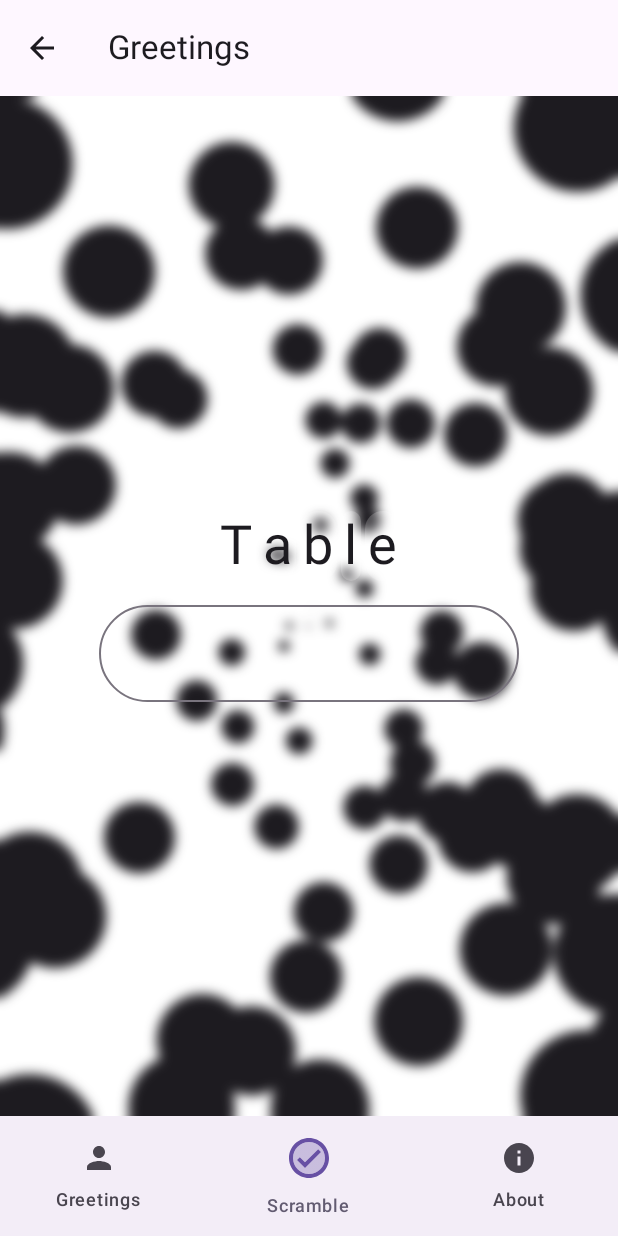
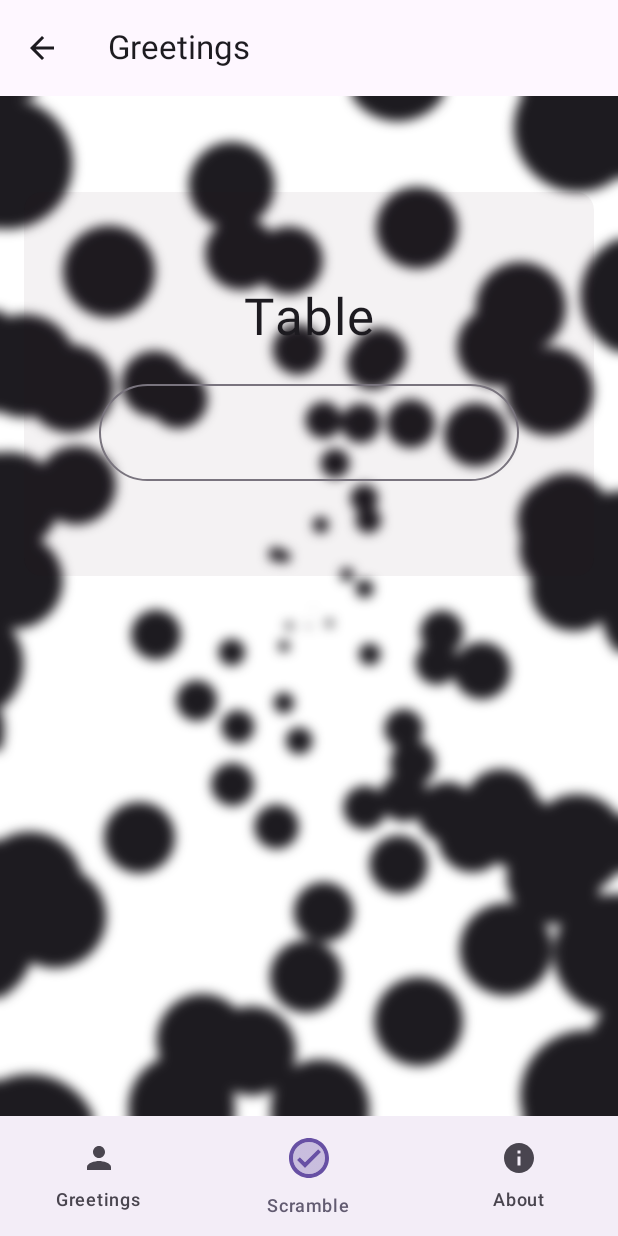
Before and after one commit to OlegQt/TestGl, an Android app built with Jetpack Compose: the screen it shows after launch (MainActivity), on a phone screen of 412 x 824 dp. Run offline under Robolectric (Android 15) with nearby library versions, the phone set to English and light mode, and no system bars.

Commit message:
Обновление кода экрана ScrambleGameScreen

```diff
--- a/app/src/main/java/com/testgl/presentation/screens/ScrambleGameScreen.kt
+++ b/app/src/main/java/com/testgl/presentation/screens/ScrambleGameScreen.kt
@@ -1,30 +1,29 @@
 package com.testgl.presentation.screens
 
 import android.content.res.Configuration
-import androidx.compose.animation.AnimatedVisibility
-import androidx.compose.foundation.background
-import androidx.compose.foundation.clickable
-import androidx.compose.foundation.layout.Box
+import androidx.compose.foundation.layout.Arrangement
 import androidx.compose.foundation.layout.Column
 import androidx.compose.foundation.layout.Row
 import androidx.compose.foundation.layout.fillMaxSize
+import androidx.compose.foundation.layout.fillMaxWidth
+import androidx.compose.foundation.layout.height
 import androidx.compose.foundation.layout.padding
 import androidx.compose.foundation.shape.RoundedCornerShape
 import androidx.compose.material3.Card
 import androidx.compose.material3.CardDefaults
 import androidx.compose.material3.MaterialTheme
 import androidx.compose.material3.OutlinedTextField
-import androidx.compose.material3.Text
 import androidx.compose.runtime.Composable
 import androidx.compose.runtime.collectAsState
 import androidx.compose.runtime.getValue
+import androidx.compose.runtime.mutableIntStateOf
 import androidx.compose.runtime.mutableStateOf
 import androidx.compose.runtime.remember
 import androidx.compose.runtime.saveable.rememberSaveable
 import androidx.compose.runtime.setValue
 import androidx.compose.ui.Alignment
 import androidx.compose.ui.Modifier
-import androidx.compose.ui.graphics.Color
+import androidx.compose.ui.layout.onGloballyPositioned
 import androidx.compose.ui.text.TextStyle
 import androidx.compose.ui.tooling.preview.Preview
 import androidx.compose.ui.unit.dp
@@ -40,74 +39,76 @@ fun ScrambleGameScreen(
 ) {
     val uiState = viewModel.uiState.collectAsState()
 
-    Space(modifier = modifier)
+    Space(modifier = modifier.fillMaxSize())
 
-    Box(
+    GameCard(
+        modifier = Modifier.fillMaxWidth(),
+        sourceWord = uiState.value.currentScrambleWord
+    )
+}
+
+
+@Composable
+fun GameCard(modifier: Modifier = Modifier, sourceWord: String) {
+    var inputString by rememberSaveable { mutableStateOf("") }
+    var processedWord by remember { mutableStateOf(sourceWord) }
+    var fallingHeight by remember { mutableIntStateOf(0) }
+
+    Card(
         modifier = modifier
-            .fillMaxSize()
-            .background(Color.Transparent),
-        contentAlignment = Alignment.Center
+            .padding(top = 128.dp, start = 16.dp, end = 16.dp)
+            .onGloballyPositioned { coordinates ->
+                fallingHeight = coordinates.size.height
+            }
+            .height(256.dp),
+        colors = CardDefaults.cardColors(
+            containerColor = MaterialTheme.colorScheme.onTertiaryContainer.copy(
+                alpha = 0.05f
+            )
+        )
+    ) {
+        Column(
+            modifier = Modifier.fillMaxSize(),
+            horizontalAlignment = Alignment.CenterHorizontally,
+            verticalArrangement = Arrangement.Center
+        ) {
+            Row(modifier = Modifier.padding(bottom = 24.dp)) {
+                sourceWord.forEachIndexed { charIndex, charSymbol ->
+                    //Анализируем видимость отдельных букв
+                    val isVisible by mutableStateOf(sourceWord[charIndex] == processedWord[charIndex])
 
-    ) {
-        Column(horizontalAlignment = Alignment.CenterHorizontally) {
-            val sourceWord by rememberSaveable { mutableStateOf(uiState.value.currentScrambleWord) }
-
-            // На основе сравнения с этой строкой будут загружаться анимации видимости букв
-            var processedWord by remember { mutableStateOf(sourceWord) }
-
-            var inputString by rememberSaveable { mutableStateOf("") }
-
-            Row {
-                sourceWord.toCharArray().forEachIndexed { index, symbol ->
-
-                    //Анализируем видимость отдельных букв
-                    var isVisible by mutableStateOf(sourceWord[index] == processedWord[index])
-
-                    AnimatedVisibility(isVisible) {
-                        Card(
-                            modifier = Modifier
-                                .padding(horizontal = 1.dp)
-                                .clickable { isVisible = false },
-                            colors = CardDefaults.cardColors(
-                                containerColor = MaterialTheme.colorScheme.onPrimary.copy(
-                                    alpha = 0.2f
-                                )
-                            )
-                        )
-
-                        {
-                            Text(
-                                modifier = Modifier.padding(all = 2.dp),
-                                text = symbol.toString(),
-                                fontSize = 36.sp,
-                            )
-                        }
-                    }
+                    FallingLetter(
+                        symbol = charSymbol,
+                        charIndex = charIndex,
+                        visibility = isVisible,
+                        rowHeight = fallingHeight
+                    )
                 }
             }
 
-            Box(modifier = Modifier.padding(top = 16.dp)) {
-                OutlinedTextField(
-                    value = inputString,
-                    onValueChange = { newInput ->
-
-                        val filterResult = filterInputText(
-                            inputTxtVal = newInput,
-                            sourceFilterTxt = sourceWord
-                        )
-
-                        inputString = filterResult.first
-                        processedWord = filterResult.second
-                    },
-                    shape = RoundedCornerShape(percent = 50),
-                    textStyle = TextStyle.Default.copy(fontSize = 28.sp)
-                    //colors = OutlinedTextFieldDefaults.colors(                        unfocusedContainerColor = MaterialTheme.colorScheme.onPrimary
-
-                )
-            }
+            UserInput(
+                textLine = inputString,
+                userInputFun = { txt ->
+                    val filterResult =
+                        filterInputText(inputTxtVal = txt, sourceFilterTxt = sourceWord)
+                    processedWord = filterResult.second
+                    inputString = filterResult.first
+                }
+            )
         }
     }
 }
+
+@Composable
+fun UserInput(textLine: String, userInputFun: (String) -> Unit = {}) {
+    OutlinedTextField(
+        value = textLine,
+        onValueChange = { newInput -> userInputFun(newInput) },
+        shape = RoundedCornerShape(percent = 50),
+        textStyle = TextStyle.Default.copy(fontSize = 28.sp)
+    )
+}
+
 
 fun filterInputText(inputTxtVal: String, sourceFilterTxt: String): Pair<String, String> {
     var sourceTxt = sourceFilterTxt
```
